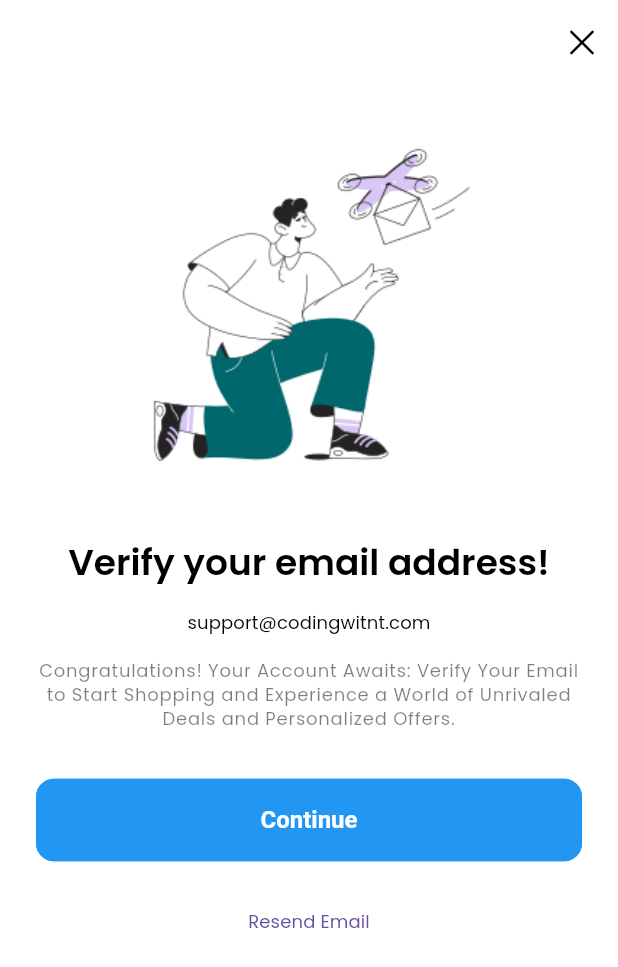
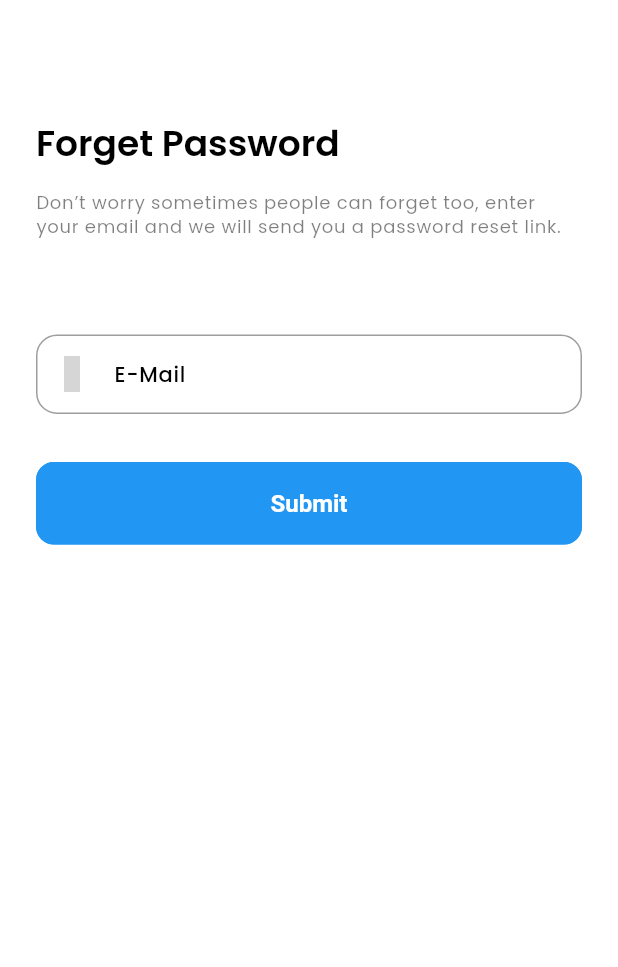
Before and after one commit to AhmedSaad912000/new_ecommerce, a Flutter app: the screen it shows after launch, on a phone screen of 412 x 824 dp. Shown: the top 967 px of the screen. Run offline on Flutter 3.47's test engine with Material 3 defaults, Android fonts, the phone set to English and light mode, and no system bars; our stand-ins replace get, get_storage, iconsax, logger, smooth_page_indicator; project files that could hold a hidden picture were left out; grey boxes are pictures that could not be loaded.

Commit message:
Add forget password ui Add reset password ui

```diff
--- a/lib/ecommerce.dart
+++ b/lib/ecommerce.dart
@@ -1,10 +1,12 @@
 import 'package:ecommerce/features/authentication/screens/login/login.dart';
+import 'package:ecommerce/features/authentication/screens/password_configuration/forget_password.dart' show ForgetPassword, ForgetPasswordScreen;
 import 'package:ecommerce/features/authentication/screens/signup/verify_email.dart';
 import 'package:ecommerce/util/theme/theme.dart';
 import 'package:flutter/material.dart';
 import 'package:get/get.dart';
 
 import 'features/authentication/screens/onboarding/onboarding.dart';
+import 'features/authentication/screens/password_configuration/forget_password.dart' show ForgetPassword;
 import 'features/authentication/screens/signup/signup.dart';
 
 class ECommerceApp extends StatelessWidget {
@@ -17,7 +19,7 @@ class ECommerceApp extends StatelessWidget {
       themeMode: ThemeMode.system,
       theme: AppTheme.lightTheme,
       darkTheme: AppTheme.darkTheme,
-      home: const VerifyEmailScreen(),
+      home: const ForgetPasswordScreen(),
     );
   }
 }
--- a/lib/features/authentication/screens/login/login.dart
+++ b/lib/features/authentication/screens/login/login.dart
@@ -1,3 +1,4 @@
+import 'package:ecommerce/features/authentication/screens/password_configuration/forget_password.dart';
 import 'package:ecommerce/features/authentication/screens/signup/signup.dart';
 import 'package:ecommerce/util/constants/colors.dart';
 import 'package:ecommerce/util/constants/sizes.dart';
--- a/lib/features/authentication/screens/login/widgets/login_form.dart
+++ b/lib/features/authentication/screens/login/widgets/login_form.dart
@@ -39,7 +39,7 @@ class LoginForm extends StatelessWidget {
                   ],
                 ),
                 TextButton(
-                    onPressed: () {},
+                    onPressed: ()=> Get.to(ForgetPasswordScreen()) ,
                     child: Text(CustomText.forgetPassword))
               ],
             ),
--- /dev/null
+++ b/lib/features/authentication/screens/password_configuration/forget_password.dart
@@ -0,0 +1,56 @@
+import 'package:ecommerce/features/authentication/screens/password_configuration/reset_password.dart';
+import 'package:ecommerce/util/constants/sizes.dart';
+import 'package:ecommerce/util/constants/text_strings.dart';
+import 'package:flutter/material.dart';
+import 'package:get/get.dart';
+import 'package:get/get_core/src/get_main.dart';
+import 'package:iconsax/iconsax.dart';
+
+class ForgetPasswordScreen extends StatelessWidget {
+  const ForgetPasswordScreen({super.key});
+
+  @override
+  Widget build(BuildContext context) {
+    return Scaffold(
+      appBar: AppBar(),
+      body: Padding(
+        padding: EdgeInsets.all(
+          CustomSizes.defaultSpace,
+        ),
+        child: Column(
+          crossAxisAlignment: CrossAxisAlignment.start,
+          children: [
+            Text(
+              CustomText.forgetPasswordTitle,
+              style: Theme.of(context).textTheme.headlineMedium,
+            ),
+            SizedBox(
+              height: CustomSizes.spaceBtwItems,
+            ),
+            Text(
+              CustomText.forgetPasswordSubTitle,
+              style: Theme.of(context).textTheme.labelMedium,
+            ),
+            SizedBox(
+              height: CustomSizes.spaceBtwSection * 2,
+            ),
+            TextFormField(
+              decoration: InputDecoration(
+                labelText: CustomText.email,
+                prefixIcon: Icon(Iconsax.direct_right),
+              ),
+            ),
+            SizedBox(height: CustomSizes.spaceBtwSection),
+            SizedBox(
+              width: double.infinity,
+              child: ElevatedButton(
+                onPressed: () => Get.off(ResetPasswordScreen()),
+                child: Text(CustomText.submit),
+              ),
+            ),
+          ],
+        ),
+      ),
+    );
+  }
+}
--- a/lib/util/constants/text_strings.dart
+++ b/lib/util/constants/text_strings.dart
@@ -46,7 +46,7 @@ class CustomText {
   // -- Authentication Headings
   static const String loginSubTitle = "Discover Limitless Choices and Unmatched Convenience.";
   static const String signupTitle = "Let’s create your account";
-  static const String forgetPasswordTitle = "Forget password";
+  static const String forgetPasswordTitle = "Forget Password";
   static const String forgetPasswordSubTitle = "Don’t worry sometimes people can forget too, enter your email and we will send you a password reset link.";
   static const String changeYourPasswordTitle = "Password Reset Email Sent";
   static const String changeYourPasswordSubTitle = "Your Account Security is Our Priority! We've Sent You a Secure Link to Safely Change Your Password and Keep Your Account Protected.";
```
Also changed, not shown: lib/features/authentication/screens/password_configuration/reset_password.dart (added, +75 -0 lines).
